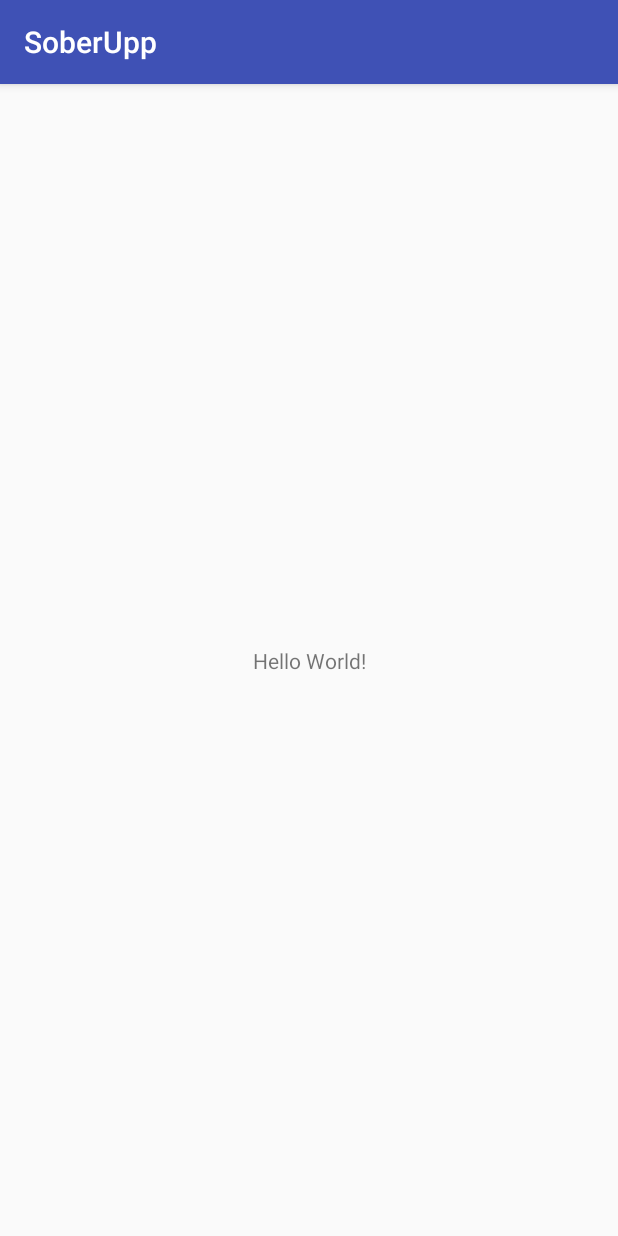
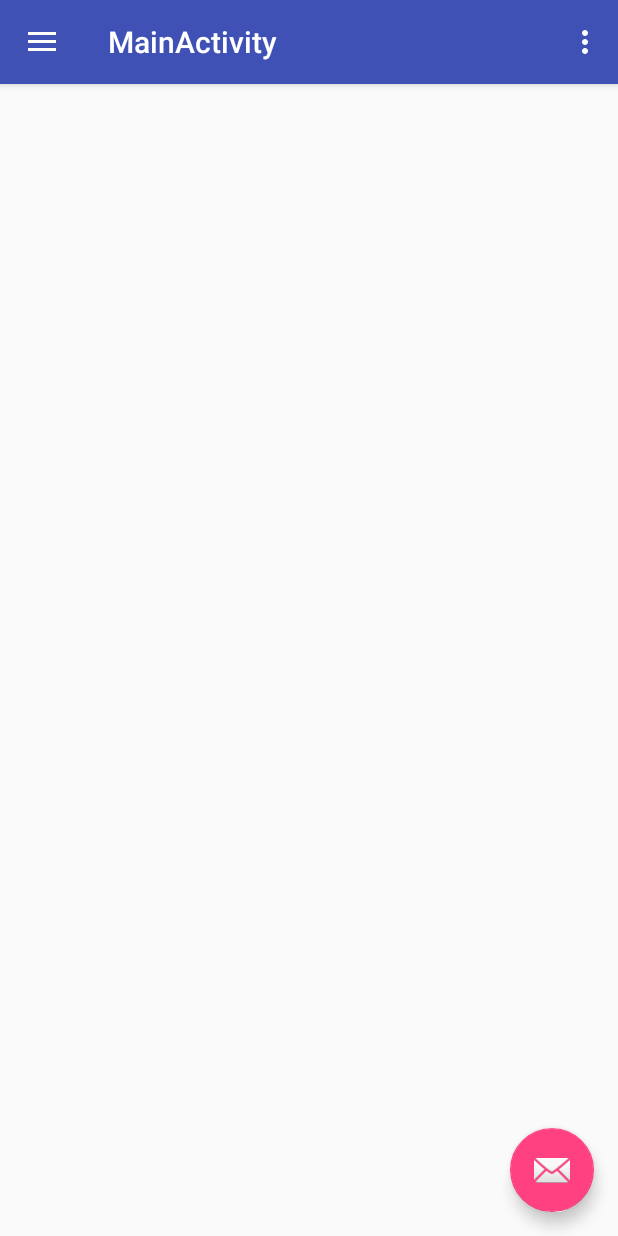
Before and after one commit to kkmonlee/SoberUpp, an Android app: the screen it shows after launch (MainActivity), on a phone screen of 412 x 824 dp. Run offline under Robolectric (Android 15) with nearby library versions, the phone set to English and light mode, and no system bars.

Commit message:
Made a navigation menu

```diff
--- a/app/build.gradle
+++ b/app/build.gradle
@@ -26,5 +26,6 @@
     })
     compile 'com.android.support:appcompat-v7:25.2.0'
     compile 'com.android.support.constraint:constraint-layout:1.0.1'
+    compile 'com.android.support:design:25.2.0'
     testCompile 'junit:junit:4.12'
 }
--- a/app/src/main/AndroidManifest.xml
+++ b/app/src/main/AndroidManifest.xml
@@ -9,7 +9,10 @@
         android:roundIcon="@mipmap/ic_launcher_round"
         android:supportsRtl="true"
         android:theme="@style/AppTheme">
-        <activity android:name=".MainActivity">
+        <activity
+            android:name=".MainActivity"
+            android:label="@string/title_activity_main"
+            android:theme="@style/AppTheme.NoActionBar">
             <intent-filter>
                 <action android:name="android.intent.action.MAIN" />
 
--- a/app/src/main/java/gauge/soberupp/MainActivity.java
+++ b/app/src/main/java/gauge/soberupp/MainActivity.java
@@ -1,13 +1,97 @@
 package gauge.soberupp;
 
+import android.os.Bundle;
+import android.support.design.widget.FloatingActionButton;
+import android.support.design.widget.Snackbar;
+import android.view.View;
+import android.support.design.widget.NavigationView;
+import android.support.v4.view.GravityCompat;
+import android.support.v4.widget.DrawerLayout;
+import android.support.v7.app.ActionBarDrawerToggle;
 import android.support.v7.app.AppCompatActivity;
-import android.os.Bundle;
+import android.support.v7.widget.Toolbar;
+import android.view.Menu;
+import android.view.MenuItem;
 
-public class MainActivity extends AppCompatActivity {
+public class MainActivity extends AppCompatActivity
+        implements NavigationView.OnNavigationItemSelectedListener {
 
     @Override
     protected void onCreate(Bundle savedInstanceState) {
         super.onCreate(savedInstanceState);
         setContentView(R.layout.activity_main);
+        Toolbar toolbar = (Toolbar) findViewById(R.id.toolbar);
+        setSupportActionBar(toolbar);
+
+        FloatingActionButton fab = (FloatingActionButton) findViewById(R.id.fab);
+        fab.setOnClickListener(new View.OnClickListener() {
+            @Override
+            public void onClick(View view) {
+                Snackbar.make(view, "Replace with your own action", Snackbar.LENGTH_LONG)
+                        .setAction("Action", null).show();
+            }
+        });
+
+        DrawerLayout drawer = (DrawerLayout) findViewById(R.id.drawer_layout);
+        ActionBarDrawerToggle toggle = new ActionBarDrawerToggle(
+                this, drawer, toolbar, R.string.navigation_drawer_open, R.string.navigation_drawer_close);
+        drawer.setDrawerListener(toggle);
+        toggle.syncState();
+
+        NavigationView navigationView = (NavigationView) findViewById(R.id.nav_view);
+        navigationView.setNavigationItemSelectedListener(this);
+    }
+
+    @Override
+    public void onBackPressed() {
+        DrawerLayout drawer = (DrawerLayout) findViewById(R.id.drawer_layout);
+        if (drawer.isDrawerOpen(GravityCompat.START)) {
+            drawer.closeDrawer(GravityCompat.START);
+        } else {
+            super.onBackPressed();
+        }
+    }
+
+    @Override
+    public boolean onCreateOptionsMenu(Menu menu) {
+        // Inflate the menu; this adds items to the action bar if it is present.
+        getMenuInflater().inflate(R.menu.main, menu);
+        return true;
+    }
+
+    @Override
+    public boolean onOptionsItemSelected(MenuItem item) {
+        // Handle action bar item clicks here. The action bar will
+        // automatically handle clicks on the Home/Up button, so long
+        // as you specify a parent activity in AndroidManifest.xml.
+        int id = item.getItemId();
+
+        //noinspection SimplifiableIfStatement
+        if (id == R.id.action_settings) {
+            return true;
+        }
+
+        return super.onOptionsItemSelected(item);
+    }
+
+    @SuppressWarnings("StatementWithEmptyBody")
+    @Override
+    public boolean onNavigationItemSelected(MenuItem item) {
+        // Handle navigation view item clicks here.
+        int id = item.getItemId();
+
+        if (id == R.id.nav_inputData) {
+            // Handle the camera action
+        } else if (id == R.id.nav_soberDiary) {
+
+        } else if (id == R.id.nav_graphs) {
+
+        } else if (id == R.id.nav_settings) {
+
+        }
+
+        DrawerLayout drawer = (DrawerLayout) findViewById(R.id.drawer_layout);
+        drawer.closeDrawer(GravityCompat.START);
+        return true;
     }
 }
--- /dev/null
+++ b/app/src/main/res/drawable-v21/ic_menu_camera.xml
@@ -0,0 +1,12 @@
+<vector xmlns:android="http://schemas.android.com/apk/res/android"
+    android:width="24dp"
+    android:height="24dp"
+    android:viewportHeight="24.0"
+    android:viewportWidth="24.0">
+    <path
+        android:fillColor="#FF000000"
+        android:pathData="M12,12m-3.2,0a3.2,3.2 0,1 1,6.4 0a3.2,3.2 0,1 1,-6.4 0" />
+    <path
+        android:fillColor="#FF000000"
+        android:pathData="M9,2L7.17,4H4c-1.1,0 -2,0.9 -2,2v12c0,1.1 0.9,2 2,2h16c1.1,0 2,-0.9 2,-2V6c0,-1.1 -0.9,-2 -2,-2h-3.17L15,2H9zm3,15c-2.76,0 -5,-2.24 -5,-5s2.24,-5 5,-5 5,2.24 5,5 -2.24,5 -5,5z" />
+</vector>
--- /dev/null
+++ b/app/src/main/res/drawable-v21/ic_menu_gallery.xml
@@ -0,0 +1,9 @@
+<vector xmlns:android="http://schemas.android.com/apk/res/android"
+    android:width="24dp"
+    android:height="24dp"
+    android:viewportHeight="24.0"
+    android:viewportWidth="24.0">
+    <path
+        android:fillColor="#FF000000"
+        android:pathData="M22,16V4c0,-1.1 -0.9,-2 -2,-2H8c-1.1,0 -2,0.9 -2,2v12c0,1.1 0.9,2 2,2h12c1.1,0 2,-0.9 2,-2zm-11,-4l2.03,2.71L16,11l4,5H8l3,-4zM2,6v14c0,1.1 0.9,2 2,2h14v-2H4V6H2z" />
+</vector>
--- /dev/null
+++ b/app/src/main/res/drawable-v21/ic_menu_manage.xml
@@ -0,0 +1,9 @@
+<vector xmlns:android="http://schemas.android.com/apk/res/android"
+    android:width="24dp"
+    android:height="24dp"
+    android:viewportHeight="24.0"
+    android:viewportWidth="24.0">
+    <path
+        android:fillColor="#FF000000"
+        android:pathData="M22.7,19l-9.1,-9.1c0.9,-2.3 0.4,-5 -1.5,-6.9 -2,-2 -5,-2.4 -7.4,-1.3L9,6 6,9 1.6,4.7C0.4,7.1 0.9,10.1 2.9,12.1c1.9,1.9 4.6,2.4 6.9,1.5l9.1,9.1c0.4,0.4 1,0.4 1.4,0l2.3,-2.3c0.5,-0.4 0.5,-1.1 0.1,-1.4z" />
+</vector>
--- /dev/null
+++ b/app/src/main/res/drawable-v21/ic_menu_slideshow.xml
@@ -0,0 +1,9 @@
+<vector xmlns:android="http://schemas.android.com/apk/res/android"
+    android:width="24dp"
+    android:height="24dp"
+    android:viewportHeight="24.0"
+    android:viewportWidth="24.0">
+    <path
+        android:fillColor="#FF000000"
+        android:pathData="M4,6H2v14c0,1.1 0.9,2 2,2h14v-2H4V6zm16,-4H8c-1.1,0 -2,0.9 -2,2v12c0,1.1 0.9,2 2,2h12c1.1,0 2,-0.9 2,-2V4c0,-1.1 -0.9,-2 -2,-2zm-8,12.5v-9l6,4.5 -6,4.5z" />
+</vector>
--- a/app/src/main/res/layout/activity_main.xml
+++ b/app/src/main/res/layout/activity_main.xml
@@ -1,18 +1,24 @@
 <?xml version="1.0" encoding="utf-8"?>
-<android.support.constraint.ConstraintLayout xmlns:android="http://schemas.android.com/apk/res/android"
+<android.support.v4.widget.DrawerLayout xmlns:android="http://schemas.android.com/apk/res/android"
     xmlns:app="http://schemas.android.com/apk/res-auto"
     xmlns:tools="http://schemas.android.com/tools"
+    android:id="@+id/drawer_layout"
     android:layout_width="match_parent"
     android:layout_height="match_parent"
-    tools:context="gauge.soberupp.MainActivity">
+    android:fitsSystemWindows="true"
+    tools:openDrawer="start">
 
-    <TextView
+    <include
+        layout="@layout/app_bar_main"
+        android:layout_width="match_parent"
+        android:layout_height="match_parent" />
+
+    <android.support.design.widget.NavigationView
+        android:id="@+id/nav_view"
         android:layout_width="wrap_content"
-        android:layout_height="wrap_content"
-        android:text="Hello World!"
-        app:layout_constraintBottom_toBottomOf="parent"
-        app:layout_constraintLeft_toLeftOf="parent"
-        app:layout_constraintRight_toRightOf="parent"
-        app:layout_constraintTop_toTopOf="parent" />
+        android:layout_height="match_parent"
+        android:layout_gravity="start"
+        android:fitsSystemWindows="true"
+        app:menu="@menu/activity_main_drawer" />
 
-</android.support.constraint.ConstraintLayout>
+</android.support.v4.widget.DrawerLayout>
--- /dev/null
+++ b/app/src/main/res/layout/app_bar_main.xml
@@ -0,0 +1,33 @@
+<?xml version="1.0" encoding="utf-8"?>
+<android.support.design.widget.CoordinatorLayout xmlns:android="http://schemas.android.com/apk/res/android"
+    xmlns:app="http://schemas.android.com/apk/res-auto"
+    xmlns:tools="http://schemas.android.com/tools"
+    android:layout_width="match_parent"
+    android:layout_height="match_parent"
+    tools:context="gauge.soberupp.MainActivity">
+
+    <android.support.design.widget.AppBarLayout
+        android:layout_width="match_parent"
+        android:layout_height="wrap_content"
+        android:theme="@style/AppTheme.AppBarOverlay">
+
+        <android.support.v7.widget.Toolbar
+            android:id="@+id/toolbar"
+            android:layout_width="match_parent"
+            android:layout_height="?attr/actionBarSize"
+            android:background="?attr/colorPrimary"
+            app:popupTheme="@style/AppTheme.PopupOverlay" />
+
+    </android.support.design.widget.AppBarLayout>
+
+    <include layout="@layout/content_main" />
+
+    <android.support.design.widget.FloatingActionButton
+        android:id="@+id/fab"
+        android:layout_width="wrap_content"
+        android:layout_height="wrap_content"
+        android:layout_gravity="bottom|end"
+        android:layout_margin="@dimen/fab_margin"
+        app:srcCompat="@android:drawable/ic_dialog_email" />
+
+</android.support.design.widget.CoordinatorLayout>
--- /dev/null
+++ b/app/src/main/res/layout/content_main.xml
@@ -0,0 +1,11 @@
+<?xml version="1.0" encoding="utf-8"?>
+<android.support.constraint.ConstraintLayout xmlns:android="http://schemas.android.com/apk/res/android"
+    xmlns:app="http://schemas.android.com/apk/res-auto"
+    xmlns:tools="http://schemas.android.com/tools"
+    android:layout_width="match_parent"
+    android:layout_height="match_parent"
+    app:layout_behavior="@string/appbar_scrolling_view_behavior"
+    tools:context="gauge.soberupp.MainActivity"
+    tools:showIn="@layout/app_bar_main">
+
+</android.support.constraint.ConstraintLayout>
--- /dev/null
+++ b/app/src/main/res/menu/activity_main_drawer.xml
@@ -0,0 +1,23 @@
+<?xml version="1.0" encoding="utf-8"?>
+<menu xmlns:android="http://schemas.android.com/apk/res/android">
+
+    <group android:checkableBehavior="single">
+        <item
+            android:id="@+id/nav_inputData"
+            android:icon="@drawable/ic_menu_camera"
+            android:title="Add Data" />
+        <item
+            android:id="@+id/nav_soberDiary"
+            android:icon="@drawable/ic_menu_gallery"
+            android:title="SoberDiary" />
+        <item
+            android:id="@+id/nav_graphs"
+            android:icon="@drawable/ic_menu_slideshow"
+            android:title="Graphs/Filter Data" />
+        <item
+            android:id="@+id/nav_settings"
+            android:icon="@drawable/ic_menu_manage"
+            android:title="Settings" />
+    </group>
+
+</menu>
--- /dev/null
+++ b/app/src/main/res/menu/main.xml
@@ -0,0 +1,9 @@
+<?xml version="1.0" encoding="utf-8"?>
+<menu xmlns:android="http://schemas.android.com/apk/res/android"
+    xmlns:app="http://schemas.android.com/apk/res-auto">
+    <item
+        android:id="@+id/action_settings"
+        android:orderInCategory="100"
+        android:title="@string/action_settings"
+        app:showAsAction="never" />
+</menu>
--- /dev/null
+++ b/app/src/main/res/values/drawables.xml
@@ -0,0 +1,8 @@
+<resources xmlns:android="http://schemas.android.com/apk/res/android">
+    <item name="ic_menu_camera" type="drawable">@android:drawable/ic_menu_camera</item>
+    <item name="ic_menu_gallery" type="drawable">@android:drawable/ic_menu_gallery</item>
+    <item name="ic_menu_slideshow" type="drawable">@android:drawable/ic_menu_slideshow</item>
+    <item name="ic_menu_manage" type="drawable">@android:drawable/ic_menu_manage</item>
+    <item name="ic_menu_share" type="drawable">@android:drawable/ic_menu_share</item>
+    <item name="ic_menu_send" type="drawable">@android:drawable/ic_menu_send</item>
+</resources>
--- a/app/src/main/res/values/strings.xml
+++ b/app/src/main/res/values/strings.xml
@@ -1,3 +1,9 @@
 <resources>
     <string name="app_name">SoberUpp</string>
+    <string name="title_activity_main">MainActivity</string>
+
+    <string name="navigation_drawer_open">Open navigation drawer</string>
+    <string name="navigation_drawer_close">Close navigation drawer</string>
+
+    <string name="action_settings">Settings</string>
 </resources>
--- a/app/src/main/res/values/styles.xml
+++ b/app/src/main/res/values/styles.xml
@@ -8,4 +8,13 @@
         <item name="colorAccent">@color/colorAccent</item>
     </style>
 
+    <style name="AppTheme.NoActionBar">
+        <item name="windowActionBar">false</item>
+        <item name="windowNoTitle">true</item>
+    </style>
+
+    <style name="AppTheme.AppBarOverlay" parent="ThemeOverlay.AppCompat.Dark.ActionBar" />
+
+    <style name="AppTheme.PopupOverlay" parent="ThemeOverlay.AppCompat.Light" />
+
 </resources>
```
Also changed, not shown: app/src/main/res/drawable-v21/ic_menu_send.xml (added, +9 -0 lines), app/src/main/res/drawable-v21/ic_menu_share.xml (added, +9 -0 lines), app/src/main/res/drawable/side_nav_bar.xml (added, +9 -0 lines), app/src/main/res/values/dimens.xml (added, +8 -0 lines), 1 other file.
